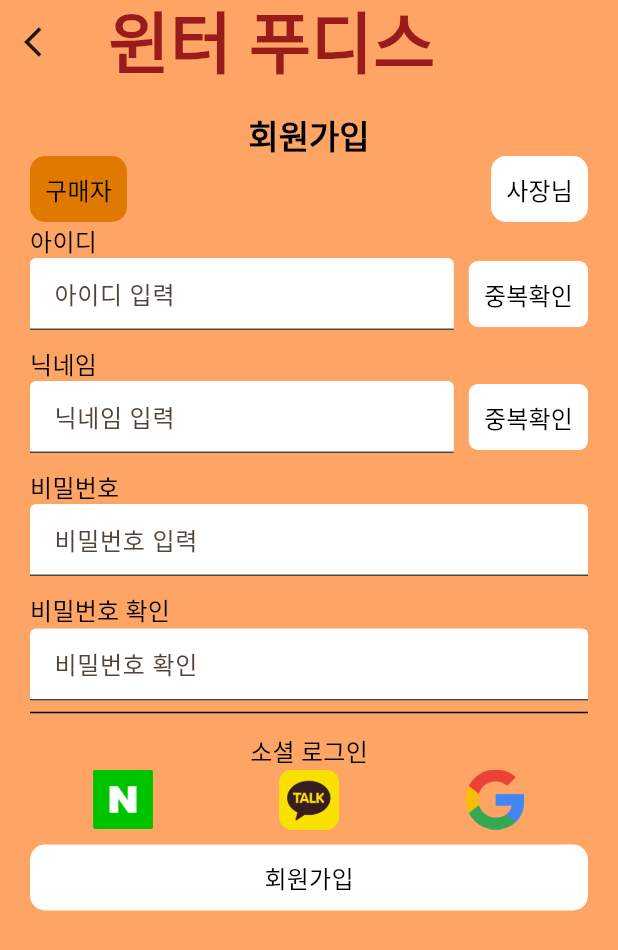
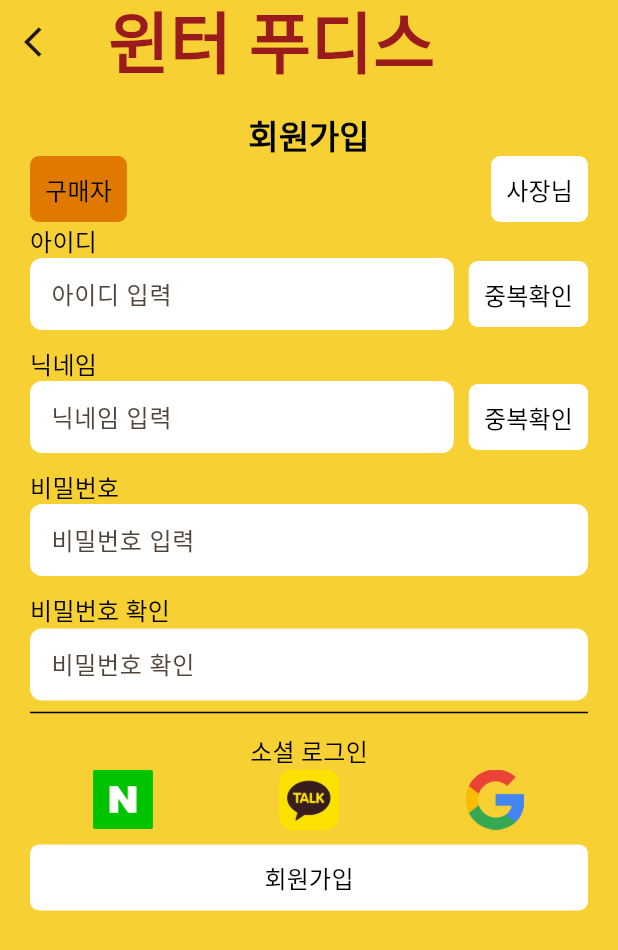
Before and after one commit to gkssk925/WinterFoodies, a Flutter app: the screen it shows after launch, after a tap on "로그인", after a tap on "회원가입", on a phone screen of 412 x 824 dp. Shown: the top 950 px of the screen. Run offline on Flutter 3.47's test engine with Material 2 defaults, Android fonts, the phone set to English and light mode, and no system bars; our stand-ins replace bloc, flutter_bloc, flutter_native_splash, flutter_rating_bar, freezed_annotation, geolocator and 5 more.

Commit message:
공통 - 전체적으로 폰트 크기 크게, 누락된 아이콘 추가, 메인 색상 변경

```diff
--- a/lib/config/my_colors.dart
+++ b/lib/config/my_colors.dart
@@ -1,7 +1,7 @@
 import 'package:flutter/material.dart';
 
 class MyColors {
-  static const Color primary = Color(0xfffea565);
+  static const Color primary = Color(0xfff7d034);
   static const Color darkOrange = Color(0xffe07900);
   static const Color wine = Color(0xff991b1b);
   static const Color white = Color(0xffffffff);
--- a/lib/presentation/customer/screens/common/widgets/user_type_select_button.dart
+++ b/lib/presentation/customer/screens/common/widgets/user_type_select_button.dart
@@ -30,7 +30,7 @@ class _UserTypeSelectButtonState extends State<UserTypeSelectButton> {
             padding: const EdgeInsets.all(10),
             decoration: BoxDecoration(
                 borderRadius: const BorderRadius.all(
-                  Radius.circular(10.0),
+                  Radius.circular(6),
                 ),
                 color: UserType.CUSTOMER == _userProvider.userType
                     ? MyColors.darkOrange
@@ -49,7 +49,7 @@ class _UserTypeSelectButtonState extends State<UserTypeSelectButton> {
             padding: const EdgeInsets.all(10),
             decoration: BoxDecoration(
                 borderRadius: const BorderRadius.all(
-                  Radius.circular(10.0),
+                  Radius.circular(6),
                 ),
                 color: UserType.MANAGER == _userProvider.userType
                     ? MyColors.darkOrange
--- a/lib/presentation/customer/screens/login/login_screen.dart
+++ b/lib/presentation/customer/screens/login/login_screen.dart
@@ -2,12 +2,8 @@ import 'package:flutter/material.dart';
 import 'package:flutter_bloc/flutter_bloc.dart';
 import 'package:winter_foodies/config/my_colors.dart';
 import 'package:winter_foodies/constants/build_context_extensions.dart';
-import 'package:winter_foodies/constants/enums.dart';
-import 'package:winter_foodies/core/utils/string_util.dart';
 import 'package:winter_foodies/data/models/param/get_token_param.dart';
-import 'package:winter_foodies/data/models/param/login_param.dart';
 import 'package:winter_foodies/presentation/blocs/login_bloc.dart';
-import 'package:winter_foodies/presentation/customer/screens/common/provider/user_provider.dart';
 import 'package:winter_foodies/presentation/customer/screens/common/widgets/user_type_select_button.dart';
 import 'package:winter_foodies/presentation/customer/screens/login/widgets/submit_button.dart';
 
@@ -59,7 +55,7 @@ class _LoginScreenState extends State<LoginScreen> {
                 Container(
                     padding: const EdgeInsets.all(20),
                     decoration: const BoxDecoration(
-                        borderRadius: BorderRadius.all(Radius.circular(10)),
+                        borderRadius: BorderRadius.all(Radius.circular(6)),
                         color: MyColors.primary),
                     child: Form(
                       key: _formKey,
@@ -89,12 +85,19 @@ class _LoginScreenState extends State<LoginScreen> {
                           const SizedBox(
                             width: 10,
                           ),
+
                           TextFormField(
                             controller: _idController,
-                            decoration: const InputDecoration(
+                            decoration: InputDecoration(
                               hintText: '아이디 입력',
                               fillColor: MyColors.white,
                               filled: true,
+                              border: OutlineInputBorder(
+                                borderSide: BorderSide.none,
+                                borderRadius: BorderRadius.circular(8.0),
+                              ),
+                              contentPadding:
+                                  const EdgeInsets.symmetric(horizontal: 10),
                             ),
                             validator: (value) {
                               if (value != null && value.isEmpty) {
@@ -116,10 +119,16 @@ class _LoginScreenState extends State<LoginScreen> {
                           ),
                           TextFormField(
                             controller: _pwdController,
-                            decoration: const InputDecoration(
+                            decoration: InputDecoration(
                               hintText: '비밀번호 입력',
                               fillColor: MyColors.white,
                               filled: true,
+                              border: OutlineInputBorder(
+                                borderSide: BorderSide.none,
+                                borderRadius: BorderRadius.circular(8.0),
+                              ),
+                              contentPadding:
+                                  const EdgeInsets.symmetric(horizontal: 10),
                             ),
                             validator: (value) {
                               if (value != null && value.isEmpty) {
--- a/lib/presentation/customer/screens/login/widgets/submit_button.dart
+++ b/lib/presentation/customer/screens/login/widgets/submit_button.dart
@@ -22,7 +22,7 @@ class _SubmitButtonState extends State<SubmitButton> {
         padding: const EdgeInsets.all(10),
         decoration: const BoxDecoration(
             borderRadius: BorderRadius.all(
-              Radius.circular(10.0),
+              Radius.circular(6),
             ),
             color: MyColors.white),
         child: Center(
--- a/lib/presentation/customer/screens/signup/sign_up_screen.dart
+++ b/lib/presentation/customer/screens/signup/sign_up_screen.dart
@@ -69,10 +69,16 @@ class _SignUpScreenState extends State<SignUpScreen> {
                     Expanded(
                       child: TextFormField(
                         controller: _idController,
-                        decoration: const InputDecoration(
+                        decoration: InputDecoration(
                           hintText: '아이디 입력',
                           fillColor: MyColors.white,
                           filled: true,
+                          border: OutlineInputBorder(
+                            borderSide: BorderSide.none,
+                            borderRadius: BorderRadius.circular(8.0),
+                          ),
+                          contentPadding:
+                              const EdgeInsets.symmetric(horizontal: 10),
                         ),
                         validator: (value) {
                           if (value != null && value.isEmpty) {
@@ -109,10 +115,16 @@ class _SignUpScreenState extends State<SignUpScreen> {
                               Expanded(
                                 child: TextFormField(
                                   controller: _idController,
-                                  decoration: const InputDecoration(
+                                  decoration: InputDecoration(
                                     hintText: '닉네임 입력',
                                     fillColor: MyColors.white,
                                     filled: true,
+                                    border: OutlineInputBorder(
+                                      borderSide: BorderSide.none,
+                                      borderRadius: BorderRadius.circular(8.0),
+                                    ),
+                                    contentPadding: const EdgeInsets.symmetric(
+                                        horizontal: 10),
                                   ),
                                   validator: (value) {
                                     if (value != null && value.isEmpty) {
@@ -147,10 +159,15 @@ class _SignUpScreenState extends State<SignUpScreen> {
 
                 TextFormField(
                   controller: _pwdController,
-                  decoration: const InputDecoration(
+                  decoration: InputDecoration(
                     hintText: '비밀번호 입력',
                     fillColor: MyColors.white,
                     filled: true,
+                    border: OutlineInputBorder(
+                      borderSide: BorderSide.none,
+                      borderRadius: BorderRadius.circular(8.0),
+                    ),
+                    contentPadding: const EdgeInsets.symmetric(horizontal: 10),
                   ),
                   validator: (value) {
                     if (value != null && value.isEmpty) {
@@ -174,10 +191,15 @@ class _SignUpScreenState extends State<SignUpScreen> {
 
                 TextFormField(
                   controller: _pwdController,
-                  decoration: const InputDecoration(
+                  decoration: InputDecoration(
                     hintText: '비밀번호 확인',
                     fillColor: MyColors.white,
                     filled: true,
+                    border: OutlineInputBorder(
+                      borderSide: BorderSide.none,
+                      borderRadius: BorderRadius.circular(8.0),
+                    ),
+                    contentPadding: const EdgeInsets.symmetric(horizontal: 10),
                   ),
                   validator: (value) {
                     if (value != null && value.isEmpty) {
--- a/lib/presentation/customer/screens/zzim/zzim_screen.dart
+++ b/lib/presentation/customer/screens/zzim/zzim_screen.dart
@@ -50,7 +50,7 @@ class _ZzimScreenState extends State<ZzimScreen> {
             children: [
               Text(
                 '찜',
-                style: context.titleLarge(),
+                style: context.headlineSmall(),
               ),
               Expanded(
                 child: ListView.builder(
@@ -64,6 +64,7 @@ class _ZzimScreenState extends State<ZzimScreen> {
                           //todo 찜목록에 있는 리스트 누르면 가게 상세 정보로 이동해야하나? 그러면 하단탭도 이동해야겠네..
                         },
                         child: Container(
+                          padding: EdgeInsets.symmetric(vertical: 10),
                           decoration: const BoxDecoration(
                               borderRadius:
                                   BorderRadius.all(Radius.circular(6)),
@@ -71,7 +72,7 @@ class _ZzimScreenState extends State<ZzimScreen> {
                           child: Center(
                             child: Text(
                               Strings.storeList[index],
-                              style: context.titleMedium(),
+                              style: context.titleLarge(),
                             ),
                           ),
                         ),
```
Also changed, not shown: lib/presentation/customer/screens/cart/cart_screen.dart (+18 -6 lines), lib/presentation/customer/screens/common/widgets/common_text_field.dart (added, +41 -0 lines), lib/presentation/customer/screens/common/widgets/my_page_menu_button.dart (+7 -2 lines), lib/presentation/customer/screens/menu/menu_screen.dart (+19 -7 lines), lib/presentation/customer/screens/mypage/my_page_screen.dart (+12 -5 lines), lib/presentation/customer/screens/mypage/widgets/my_info_screen.dart (+43 -15 lines), lib/presentation/customer/screens/store_detail/widgets/store_detail_menu.dart (+9 -4 lines), lib/presentation/customer/screens/store_list/store_list_screen.dart (+26 -8 lines).
